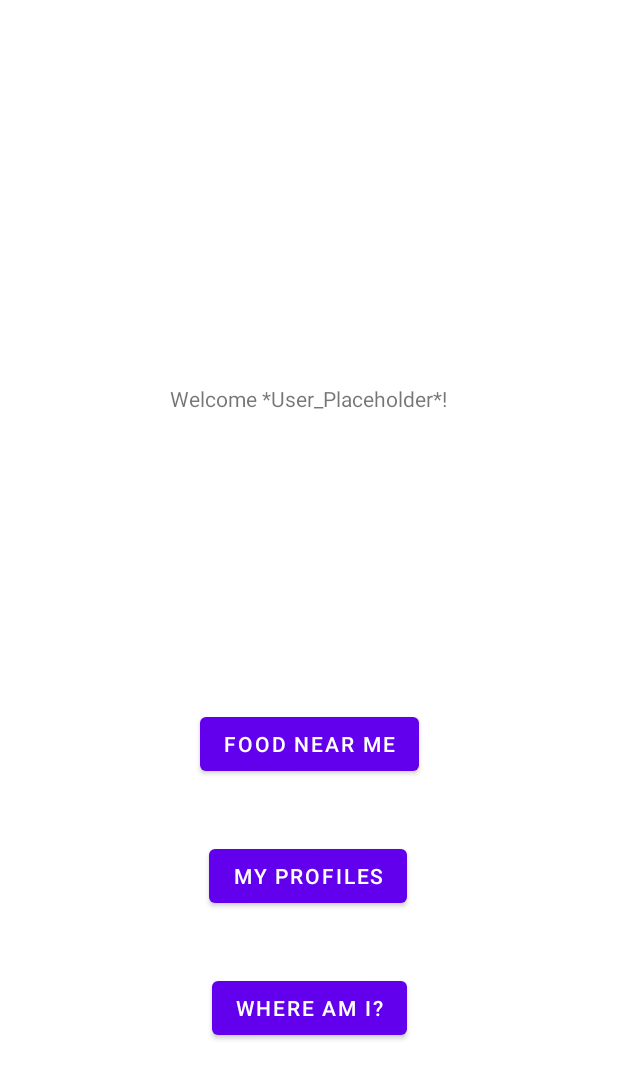
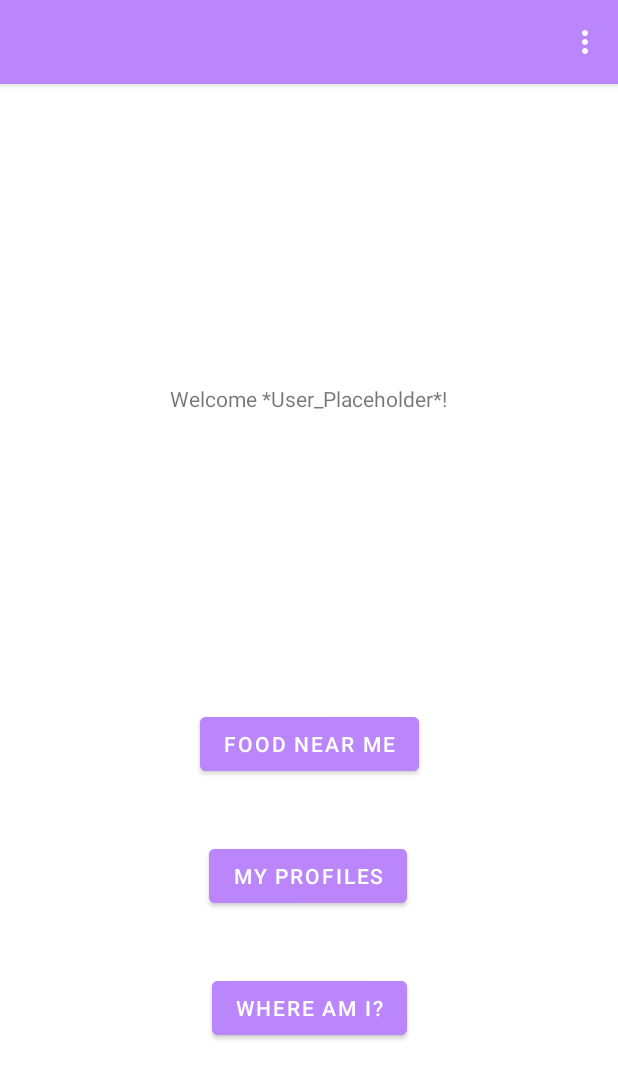
Before and after one commit to linus2000-stack/50.001-Batch-Server-1D-Project, an Android app: the screen it shows after launch (MainActivity), on a phone screen of 412 x 824 dp. Shown: the top 1079 px of the screen. Run offline under Robolectric (Android 15) with nearby library versions, the phone set to English and light mode, and no system bars.

Commit message:
Colour changes of main. Added non-functioning main menu (implementation needed)

```diff
--- a/app/src/main/res/layout/activity_main.xml
+++ b/app/src/main/res/layout/activity_main.xml
@@ -3,8 +3,25 @@
     xmlns:app="http://schemas.android.com/apk/res-auto"
     xmlns:tools="http://schemas.android.com/tools"
     android:layout_width="match_parent"
-    android:layout_height="match_parent"
-    tools:context=".MenuFragment">
+    android:layout_height="match_parent">
+
+    <com.google.android.material.appbar.AppBarLayout
+        android:layout_width="match_parent"
+        android:layout_height="wrap_content"
+        android:theme="@style/Theme.500011DProject.AppBarOverlay"
+        >
+
+        <androidx.appcompat.widget.Toolbar
+            android:id="@+id/toolbar"
+            android:layout_width="match_parent"
+            android:layout_height="wrap_content"
+            android:background="@color/purple_200"
+            app:popupTheme="@style/Theme.500011DProject.PopupOverlay"
+            app:menu="@menu/menu_main"
+            app:layout_constraintTop_toBottomOf="@+id/appBarLayout"
+            />
+
+    </com.google.android.material.appbar.AppBarLayout>
 
     <TextView
         android:id="@+id/welcome"
@@ -26,6 +43,7 @@
         android:text="@string/menu_button_profiles"
         app:layout_constraintBottom_toTopOf="@+id/menu_button_map"
         app:layout_constraintEnd_toEndOf="parent"
+        android:backgroundTint="@color/purple_200"
         app:layout_constraintHorizontal_bias="0.498"
         app:layout_constraintStart_toStartOf="parent"
         android:onClick="myProfilesButton"/>
@@ -39,7 +57,8 @@
         app:layout_constraintBottom_toBottomOf="parent"
         app:layout_constraintEnd_toEndOf="parent"
         app:layout_constraintStart_toStartOf="parent"
-        android:onClick="whereAmIButton"/>
+        android:onClick="whereAmIButton"
+        android:backgroundTint="@color/purple_200"/>
 
     <Button
         android:id="@+id/menu_button_list"
@@ -47,9 +66,11 @@
         android:layout_height="wrap_content"
         android:layout_marginBottom="40dp"
         android:text="@string/menu_button_list"
+        android:backgroundTint="@color/purple_200"
         app:layout_constraintBottom_toTopOf="@+id/menu_button_profiles"
         app:layout_constraintEnd_toEndOf="parent"
         app:layout_constraintStart_toStartOf="parent"
         android:onClick="foodNearMeButton"/>
 
+
 </androidx.constraintlayout.widget.ConstraintLayout>
--- a/app/src/main/res/menu/menu_main.xml
+++ b/app/src/main/res/menu/menu_main.xml
@@ -6,5 +6,30 @@
         android:id="@+id/action_settings"
         android:orderInCategory="100"
         android:title="@string/action_settings"
-        app:showAsAction="never" />
+        app:showAsAction="never" >
+    </item>
+    <item
+        android:orderInCategory="101"
+        android:title="@string/set_distance">
+        <menu>
+            <!-- Submenu items -->
+            <group android:id="@+id/distance_group"
+                android:checkableBehavior="single"
+                android:menuCategory="container"
+                android:visible="true">
+                <item
+                    android:id="@+id/near"
+                    android:title="@string/near"
+                    android:checked="false" />
+                <item
+                    android:id="@+id/normal"
+                    android:title="@string/normal"
+                    android:checked="false" />
+                <item
+                    android:id="@+id/far"
+                    android:title="@string/far"
+                    android:checked="false" />
+            </group>
+        </menu>
+    </item>
 </menu>
--- a/app/src/main/res/values/strings.xml
+++ b/app/src/main/res/values/strings.xml
@@ -21,4 +21,10 @@
     <string name="map_button_menu">Main Menu</string>
     <string name="title_activity_maps">MapsActivity</string>
 
+    <string name="set_distance">Set distance</string>
+
+    <string name="near">Near</string>
+    <string name="normal">Normal</string>
+    <string name="far">Far</string>
+
 </resources>
```
Also changed, not shown: app/src/main/java/com/example/a500011dproject/GetNearbyPlacesTask.java (+12 -1 lines), app/src/main/java/com/example/a500011dproject/MainActivity.java (+31 -2 lines), app/src/main/java/com/example/a500011dproject/MapsActivity.java (+7 -3 lines).
